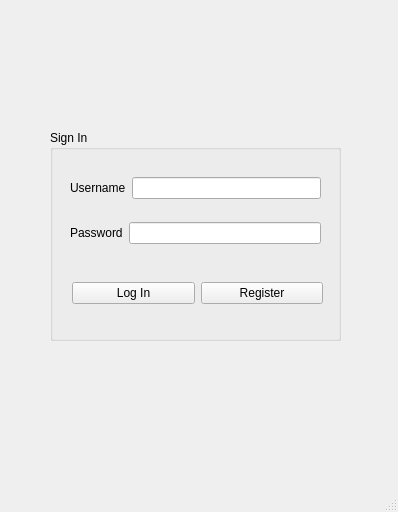
Qt form GUI/Client/loginwindow.ui (vietnq2291/network-programming-project-20222) before a commit.
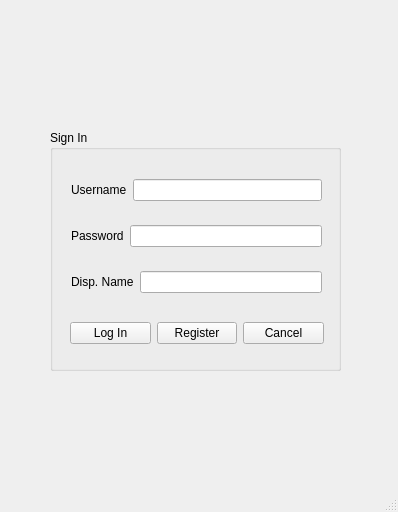
The same form after that commit.

What changed in the file:
```diff
--- a/GUI/Client/loginwindow.ui
+++ b/GUI/Client/loginwindow.ui
@@ -20,7 +20,7 @@
       <x>50</x>
       <y>130</y>
       <width>291</width>
-      <height>211</height>
+      <height>241</height>
      </rect>
     </property>
     <property name="title">
@@ -30,9 +30,42 @@
      <property name="geometry">
       <rect>
        <x>20</x>
-       <y>30</y>
+       <y>190</y>
+       <width>254</width>
+       <height>27</height>
+      </rect>
+     </property>
+     <layout class="QHBoxLayout" name="horizontalLayout_3">
+      <item>
+       <widget class="QPushButton" name="pushButton_Login">
+        <property name="text">
+         <string>Log In</string>
+        </property>
+       </widget>
+      </item>
+      <item>
+       <widget class="QPushButton" name="pushButton">
+        <property name="text">
+         <string>Register</string>
+        </property>
+       </widget>
+      </item>
+      <item>
+       <widget class="QPushButton" name="pushButton_cancel">
+        <property name="text">
+         <string>Cancel</string>
+        </property>
+       </widget>
+      </item>
+     </layout>
+    </widget>
+    <widget class="QWidget" name="">
+     <property name="geometry">
+      <rect>
+       <x>21</x>
+       <y>31</y>
        <width>251</width>
-       <height>101</height>
+       <height>151</height>
       </rect>
      </property>
      <layout class="QVBoxLayout" name="verticalLayout">
@@ -68,31 +101,19 @@
         </item>
        </layout>
       </item>
-     </layout>
-    </widget>
-    <widget class="QWidget" name="">
-     <property name="geometry">
-      <rect>
-       <x>22</x>
-       <y>150</y>
-       <width>251</width>
-       <height>27</height>
-      </rect>
-     </property>
-     <layout class="QHBoxLayout" name="horizontalLayout_3">
       <item>
-       <widget class="QPushButton" name="pushButton_Login">
-        <property name="text">
-         <string>Log In</string>
-        </property>
-       </widget>
-      </item>
-      <item>
-       <widget class="QPushButton" name="pushButton">
-        <property name="text">
-         <string>Register</string>
-        </property>
-       </widget>
+       <layout class="QHBoxLayout" name="horizontalLayout_4">
+        <item>
+         <widget class="QLabel" name="label_3">
+          <property name="text">
+           <string>Disp. Name</string>
+          </property>
+         </widget>
+        </item>
+        <item>
+         <widget class="QLineEdit" name="lineEdit_Dispname"/>
+        </item>
+       </layout>
       </item>
      </layout>
     </widget>
```
